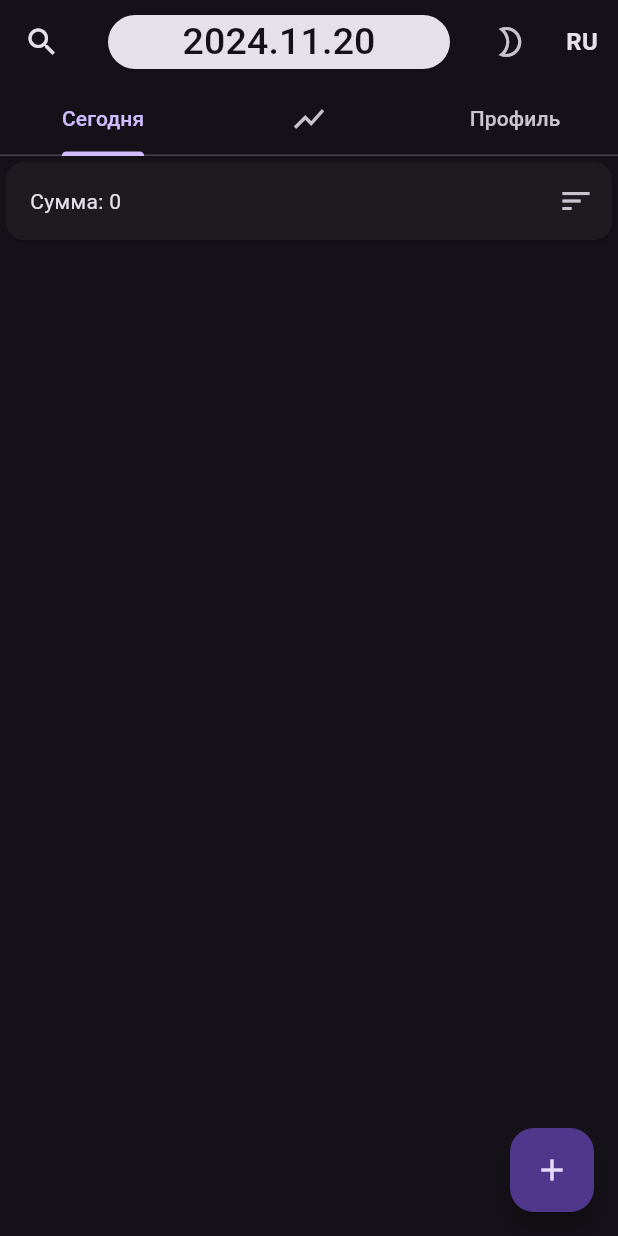
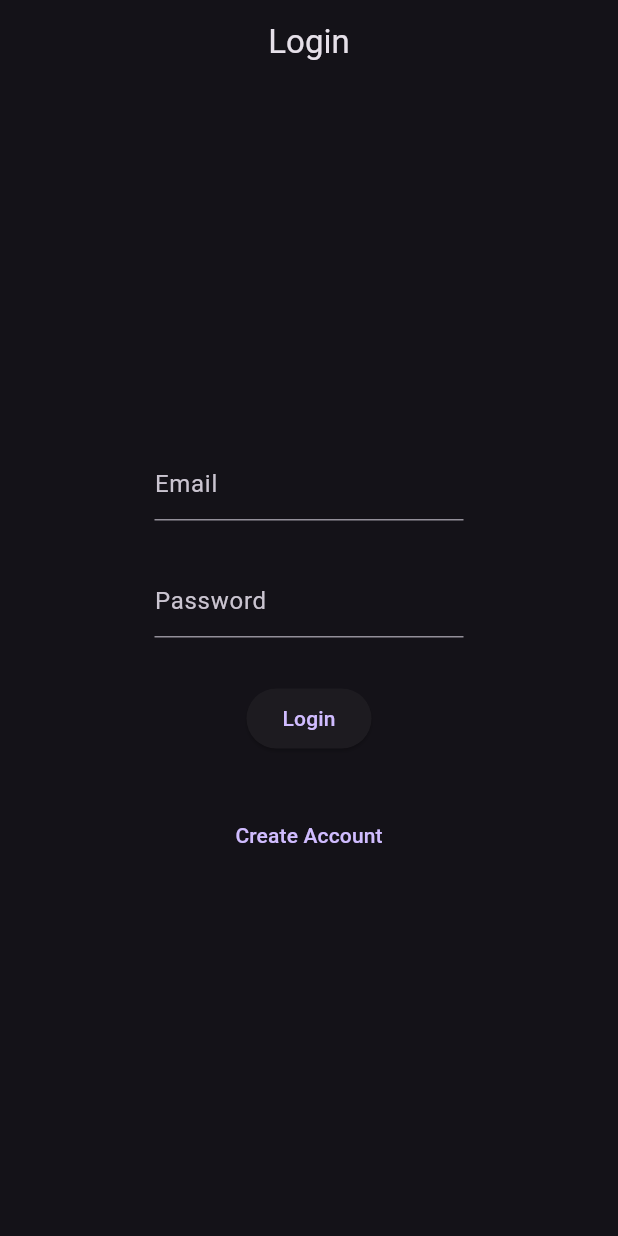
Before and after one commit to ra1mova/finance_tracker, a Flutter app: the screen it shows after launch, on a phone screen of 412 x 824 dp. Run offline on Flutter 3.47's test engine with Material 3 defaults, Android fonts, the phone set to English and light mode, and no system bars; our stand-ins replace bloc, easy_localization, firebase_auth, firebase_core, fl_chart, flutter_bloc and 3 more; accounts and stored records are empty.

```diff
--- a/lib/main.dart
+++ b/lib/main.dart
@@ -1,3 +1,5 @@
+import 'package:firebase_auth/firebase_auth.dart';
+import 'package:firebase_core/firebase_core.dart';
 import 'package:flutter/material.dart';
 import 'package:easy_localization/easy_localization.dart';
 import 'package:flutter_bloc/flutter_bloc.dart';
@@ -5,10 +7,12 @@ import 'package:hive_flutter/hive_flutter.dart';
 import 'package:money_traffic_app/bloc/theme_bloc.dart';
 import 'package:money_traffic_app/init/lang/codegen_loader.g.dart';
 import 'package:money_traffic_app/init/lang/language_manager.dart';
+import 'package:money_traffic_app/ui/pages/login.dart';
 import 'package:money_traffic_app/ui/pages/main_page/main_page.dart';
 
 void main() async {
   WidgetsFlutterBinding.ensureInitialized();
+  await Firebase.initializeApp();
   await EasyLocalization.ensureInitialized();
   await Hive.initFlutter();
   await Hive.openBox('theme');
@@ -76,9 +80,12 @@ class _MyAppState extends State<MyApp> {
           supportedLocales: context.supportedLocales,
           locale: context.locale,
           routes: {
-            '/': (context) => const MyHomePage(),
+            '/sign-in': (context) => const LoginScreen(),
+            '/home': (context) => const MyHomePage(),
           },
-          initialRoute: '/',
+          initialRoute:
+              FirebaseAuth.instance.currentUser == null ? '/sign-in' : '/home',
+          // home: LoginScreen(),
         ),
       ),
     );
--- /dev/null
+++ b/lib/services/auth_service.dart
@@ -0,0 +1,54 @@
+import 'package:firebase_auth/firebase_auth.dart';
+
+class AuthService {
+  Future<String?> registration({
+    required String email,
+    required String password,
+  }) async {
+    try {
+      await FirebaseAuth.instance.createUserWithEmailAndPassword(
+        email: email,
+        password: password,
+      );
+      return 'Success';
+    } on FirebaseAuthException catch (e) {
+      if (e.code == '678-password') {
+        return 'The password provided is too weak.';
+      } else if (e.code == 'email-already-in-use') {
+        return 'The account already exists for that email.';
+      } else {
+        return e.message;
+      }
+    } catch (e) {
+      return e.toString();
+    }
+  }
+
+  Future<String?> login({
+    required String email,
+    required String password,
+  }) async {
+    try {
+      await FirebaseAuth.instance.signInWithEmailAndPassword(
+        email: email,
+        password: password,
+      );
+      return 'Success';
+    } on FirebaseAuthException catch (e) {
+      if (e.code == 'user-not-found') {
+        return 'No user found for that email.';
+      } else if (e.code == 'wrong-password') {
+        return 'Wrong password provided for that user.';
+      } else {
+        return e.message;
+      }
+    } catch (e) {
+      return e.toString();
+    }
+  }
+
+  Future<void> signout() async {
+    await FirebaseAuth.instance.signOut();
+    await Future.delayed(const Duration(seconds: 1));
+  }
+}
--- /dev/null
+++ b/lib/ui/pages/login.dart
@@ -0,0 +1,89 @@
+import 'package:flutter/material.dart';
+import 'package:money_traffic_app/services/auth_service.dart';
+import 'package:money_traffic_app/ui/pages/create_account.dart';
+import 'package:money_traffic_app/ui/pages/main_page/main_page.dart';
+
+class LoginScreen extends StatefulWidget {
+  const LoginScreen({Key? key}) : super(key: key);
+
+  @override
+  _LoginScreenState createState() => _LoginScreenState();
+}
+
+class _LoginScreenState extends State<LoginScreen> {
+  final TextEditingController _emailController = TextEditingController();
+  final TextEditingController _passwordController = TextEditingController();
+  @override
+  Widget build(BuildContext context) {
+    return Scaffold(
+      appBar: AppBar(
+        title: const Text('Login'),
+        centerTitle: true,
+      ),
+      body: Center(
+        child: Column(
+          mainAxisAlignment: MainAxisAlignment.center,
+          children: [
+            SizedBox(
+              width: MediaQuery.of(context).size.width / 2,
+              child: TextField(
+                controller: _emailController,
+                decoration: const InputDecoration(hintText: 'Email'),
+              ),
+            ),
+            const SizedBox(
+              height: 30.0,
+            ),
+            SizedBox(
+              width: MediaQuery.of(context).size.width / 2,
+              child: TextField(
+                controller: _passwordController,
+                obscureText: true,
+                decoration: const InputDecoration(
+                  hintText: 'Password',
+                ),
+              ),
+            ),
+            const SizedBox(
+              height: 30.0,
+            ),
+            ElevatedButton(
+              onPressed: () async {
+                final message = await AuthService().login(
+                  email: _emailController.text,
+                  password: _passwordController.text,
+                );
+                if (message!.contains('Success')) {
+                  Navigator.of(context).pushReplacement(
+                    MaterialPageRoute(
+                      builder: (context) => const MyHomePage(),
+                    ),
+                  );
+                }
+                ScaffoldMessenger.of(context).showSnackBar(
+                  SnackBar(
+                    content: Text(message),
+                  ),
+                );
+              },
+              child: const Text('Login'),
+            ),
+            const SizedBox(
+              height: 30.0,
+            ),
+            TextButton(
+              onPressed: () {
+                Navigator.of(context).push(
+                  MaterialPageRoute(
+                    builder: (context) => const CreateAccount(),
+                  ),
+                );
+              },
+              child: const Text('Create Account'),
+            ),
+          ],
+        ),
+      ),
+    );
+  }
+}
--- a/pubspec.yaml
+++ b/pubspec.yaml
@@ -41,6 +41,8 @@ dependencies:
   freezed: ^2.2.0
   freezed_annotation: ^2.2.0
   fl_chart: ^0.69.0
+  firebase_core: ^3.8.0
+  firebase_auth: ^5.3.3
 
 dev_dependencies:
   build_runner: ^2.3.3
```
Also changed, not shown: lib/ui/pages/create_account.dart (added, +72 -0 lines), lib/ui/profile/profile.dart (+29 -0 lines), firebase.json (added), lib/firebase_options.dart (added), pubspec.lock, 8 other files.
